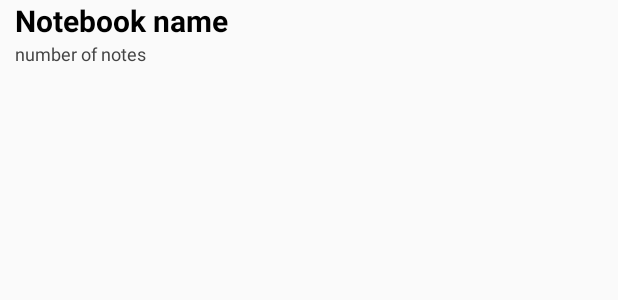
After one commit to ngTienPhat/NMCNPM_Group13, an Android app: the layout list_notebook_item.xml on its own in the app's theme, with its tools: preview values and no code run, on a phone screen of 412 x 824 dp. The commit adds this screen. Shown: the top 300 px of the screen. Run offline under Robolectric (Android 15) with nearby library versions, the phone set to English and light mode, and no system bars.

Commit message:
first commit

```diff
--- /dev/null
+++ b/app/src/main/res/layout/list_notebook_item.xml
@@ -0,0 +1,23 @@
+<?xml version="1.0" encoding="utf-8"?>
+<LinearLayout xmlns:android="http://schemas.android.com/apk/res/android"
+    android:orientation="vertical"
+    android:layout_width="match_parent"
+    android:layout_height="wrap_content"
+    android:layout_marginHorizontal="10dp">
+    <TextView
+        android:layout_width="match_parent"
+        android:layout_height="wrap_content"
+        android:id="@+id/textView_notebookName"
+        android:text="Notebook name"
+        android:textStyle="bold"
+        android:textSize="20dp"
+        android:textColor="#000"/>
+    <TextView
+        android:layout_width="match_parent"
+        android:layout_height="wrap_content"
+        android:id="@+id/textView_numberOfNotes"
+        android:text="number of notes"
+        android:textStyle="normal"
+        android:textSize="12dp"
+        android:textColor="#444444"/>
+</LinearLayout>
```
Also changed, not shown: app/src/main/java/group13/ntphat/evernote/ui/notebook/NotebookAdapter.java (added, +64 -0 lines), app/src/main/java/group13/ntphat/evernote/ui/notebook/NotebookFragment.java (+19 -7 lines), app/src/main/java/group13/ntphat/evernote/ui/notebook/NotebookItem.java (added, +27 -0 lines), app/src/main/res/layout/fragment_notebook.xml (+28 -13 lines), app/src/main/res/drawable/icon_search.png (added).
